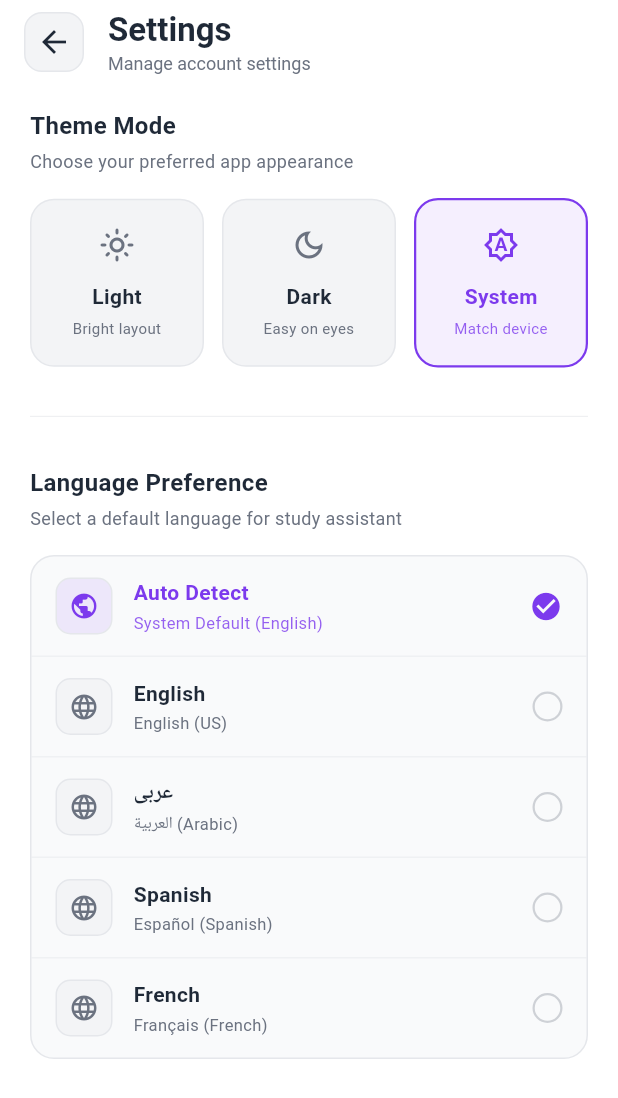
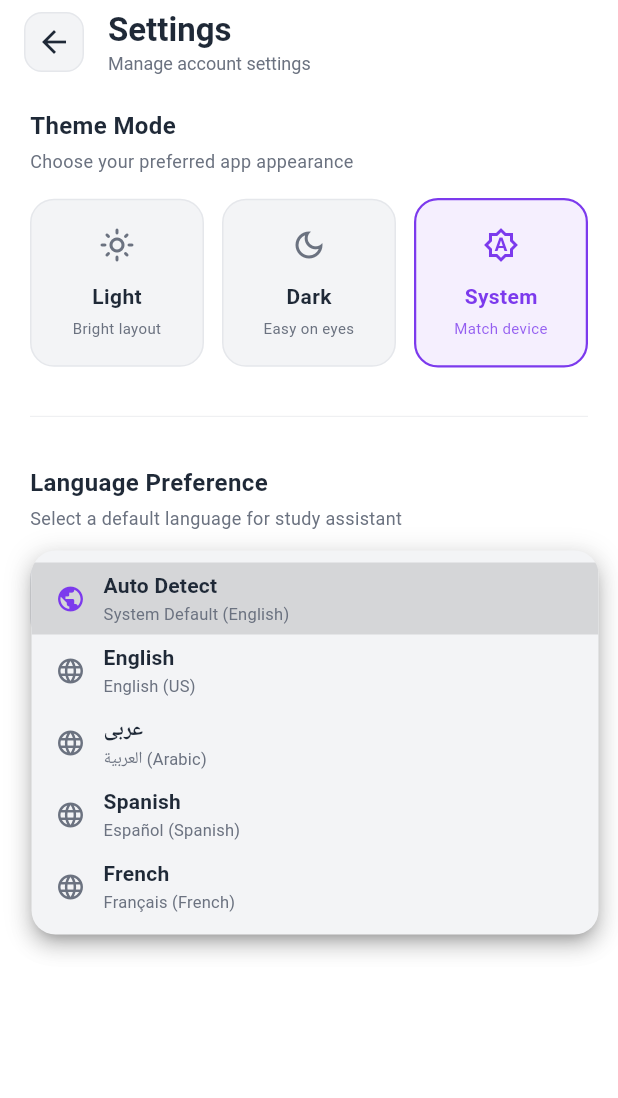
Before and after one commit to MdLimon123/Smart-Study-Ai, a Flutter app: the SettingsPage screen opened directly, after a tap on "Auto Detect", on a phone screen of 412 x 824 dp. Shown: the top 1098 px of the screen. Run offline on Flutter 3.47's test engine with Material 3 defaults, Android fonts, the phone set to English and light mode, and no system bars; our stand-ins replace cached_network_image, camera, file_picker, flutter_cache_manager, flutter_markdown, flutter_screenutil and 9 more; missing offline and left inert: camera_android, file_saver, flutter_markdown_latex, markdown; accounts and stored records are empty; network calls fail.

```diff
--- a/lib/views/screen/profile/twoFactorAuth/settings_page.dart
+++ b/lib/views/screen/profile/twoFactorAuth/settings_page.dart
@@ -1,7 +1,6 @@
 import 'package:flutter/material.dart';
 import 'package:flutter_extension/controller/localization_controller.dart';
 import 'package:flutter_extension/controller/theme_controller.dart';
-import 'package:flutter_extension/data/model/language_model.dart';
 import 'package:flutter_extension/util/app_constants.dart';
 import 'package:get/get.dart';
 
@@ -180,25 +179,98 @@ class SettingsPage extends StatelessWidget {
                 builder: (localizeController) {
                   final bool isAuto = localizeController.isAutoDetect;
                   final activeLocale = localizeController.locale;
+                  const activeColor = Color(0xFF7C3AED);
+
+                  // Build dropdown items: "Auto Detect" + all languages
+                  final List<DropdownMenuItem<String>> items = [
+                    DropdownMenuItem<String>(
+                      value: 'auto',
+                      child: Row(
+                        children: [
+                          Icon(Icons.public, size: 20, color: isAuto ? activeColor : subTextColor),
+                          const SizedBox(width: 12),
+                          Column(
+                            crossAxisAlignment: CrossAxisAlignment.start,
+                            mainAxisSize: MainAxisSize.min,
+                            children: [
+                              Text(
+                                "auto_detect".tr,
+                                style: TextStyle(
+                                  fontSize: 14,
+                                  fontWeight: FontWeight.w600,
+                                  color: textColor,
+                                ),
+                              ),
+                              Text(
+                                "${'system_default'.tr} (${_getSystemLanguageLabel()})",
+                                style: TextStyle(
+                                  fontSize: 11,
+                                  fontWeight: FontWeight.w400,
+                                  color: subTextColor,
+                                ),
+                              ),
+                            ],
+                          ),
+                        ],
+                      ),
+                    ),
+                    ...List.generate(localizeController.languages.length, (index) {
+                      final language = localizeController.languages[index];
+                      return DropdownMenuItem<String>(
+                        value: language.languageCode,
+                        child: Row(
+                          children: [
+                            Icon(Icons.language, size: 20, color: subTextColor),
+                            const SizedBox(width: 12),
+                            Column(
+                              crossAxisAlignment: CrossAxisAlignment.start,
+                              mainAxisSize: MainAxisSize.min,
+                              children: [
+                                Text(
+                                  language.languageName,
+                                  style: TextStyle(
+                                    fontSize: 14,
+                                    fontWeight: FontWeight.w600,
+                                    color: textColor,
+                                  ),
+                                ),
+                                Text(
+                                  _getLanguageNativeLabel(language.languageCode),
+                                  style: TextStyle(
+                                    fontSize: 11,
+                                    fontWeight: FontWeight.w400,
+                                    color: subTextColor,
+                                  ),
+                                ),
+                              ],
+                            ),
+                          ],
+                        ),
+                      );
+                    }),
+                  ];
+
+                  // Current selected value
+                  final String currentValue = isAuto ? 'auto' : activeLocale.languageCode;
 
                   return Container(
                     decoration: BoxDecoration(
                       borderRadius: BorderRadius.circular(16),
                       color: cardBgColor.withValues(alpha: 0.5),
-                      border: Border.all(
-                        color: borderColor,
-                      ),
+                      border: Border.all(color: borderColor),
                     ),
-                    child: Column(
-                      children: [
-                        // Auto Detect Row
-                        _buildLanguageRow(
-                          context: context,
-                          title: "auto_detect".tr,
-                          subtitle: "${'system_default'.tr} (${_getSystemLanguageLabel()})",
-                          icon: Icons.public,
-                          isSelected: isAuto,
-                          onTap: () {
+                    padding: const EdgeInsets.symmetric(horizontal: 16, vertical: 4),
+                    child: DropdownButtonHideUnderline(
+                      child: DropdownButton<String>(
+                        value: currentValue,
+                        isExpanded: true,
+                        icon: Icon(Icons.keyboard_arrow_down_rounded, color: subTextColor),
+                        dropdownColor: cardBgColor,
+                        borderRadius: BorderRadius.circular(16),
+                        items: items,
+                        onChanged: (value) {
+                          if (value == null) return;
+                          if (value == 'auto') {
                             localizeController.setLanguage(
                               Locale(
                                 AppConstants.languages[0].languageCode,
@@ -206,42 +278,17 @@ class SettingsPage extends StatelessWidget {
                               ),
                               autoDetect: true,
                             );
-                          },
-                        ),
-                        Divider(
-                          height: 1,
-                          color: borderColor.withValues(alpha: 0.5),
-                        ),
-                        // Manual languages
-                        ...List.generate(localizeController.languages.length, (index) {
-                          final LanguageModel language = localizeController.languages[index];
-                          final isSelected = !isAuto &&
-                              language.languageCode == activeLocale.languageCode;
-
-                          return Column(
-                            children: [
-                              _buildLanguageRow(
-                                context: context,
-                                title: language.languageName,
-                                subtitle: _getLanguageNativeLabel(language.languageCode),
-                                icon: Icons.language,
-                                isSelected: isSelected,
-                                onTap: () {
-                                  localizeController.setLanguage(
-                                    Locale(language.languageCode, language.countryCode),
-                                    autoDetect: false,
-                                  );
-                                },
-                              ),
-                              if (index < localizeController.languages.length - 1)
-                                Divider(
-                                  height: 1,
-                                  color: borderColor.withValues(alpha: 0.5),
-                                ),
-                            ],
-                          );
-                        }),
-                      ],
+                          } else {
+                            final lang = localizeController.languages.firstWhere(
+                              (l) => l.languageCode == value,
+                            );
+                            localizeController.setLanguage(
+                              Locale(lang.languageCode, lang.countryCode),
+                              autoDetect: false,
+                            );
+                          }
+                        },
+                      ),
                     ),
                   );
                 },
@@ -342,90 +389,4 @@ class SettingsPage extends StatelessWidget {
     );
   }
 
-  Widget _buildLanguageRow({
-    required BuildContext context,
-    required String title,
-    required String subtitle,
-    required IconData icon,
-    required bool isSelected,
-    required VoidCallback onTap,
-  }) {
-    const activeColor = Color(0xFF7C3AED); // Premium purple
-    final textColor = _getTextColor(context);
-    final subTextColor = _getSubTextColor(context);
-    final cardBgColor = _getCardBgColor(context);
-    final borderColor = _getBorderColor(context);
-
-    return InkWell(
-      onTap: onTap,
-      child: Padding(
-        padding: const EdgeInsets.symmetric(horizontal: 16, vertical: 14),
-        child: Row(
-          children: [
-            Container(
-              height: 38,
-              width: 38,
-              decoration: BoxDecoration(
-                borderRadius: BorderRadius.circular(10),
-                color: isSelected
-                    ? activeColor.withValues(alpha: 0.1)
-                    : cardBgColor,
-                border: Border.all(color: borderColor),
-              ),
-              child: Center(
-                child: Icon(
-                  icon,
-                  size: 20,
-                  color: isSelected ? activeColor : subTextColor,
-                ),
-              ),
-            ),
-            const SizedBox(width: 14),
-            Expanded(
-              child: Column(
-                crossAxisAlignment: CrossAxisAlignment.start,
-                children: [
-                  Text(
-                    title,
-                    style: TextStyle(
-                      fontSize: 14,
-                      fontWeight: FontWeight.w600,
-                      color: isSelected ? activeColor : textColor,
-                    ),
-                  ),
-                  const SizedBox(height: 2),
-                  Text(
-                    subtitle,
-                    style: TextStyle(
-                      fontSize: 11,
-                      fontWeight: FontWeight.w400,
-                      color: isSelected ? activeColor.withValues(alpha: 0.8) : subTextColor,
-                    ),
-                  ),
-                ],
-              ),
-            ),
-            if (isSelected)
-              const Icon(
-                Icons.check_circle,
-                color: activeColor,
-                size: 22,
-              )
-            else
-              Container(
-                height: 20,
-                width: 20,
-                decoration: BoxDecoration(
-                  shape: BoxShape.circle,
-                  border: Border.all(
-                    color: subTextColor.withValues(alpha: 0.3),
-                    width: 1.5,
-                  ),
-                ),
-              ),
-          ],
-        ),
-      ),
-    );
-  }
 }
--- a/pubspec.yaml
+++ b/pubspec.yaml
@@ -25,7 +25,9 @@ dependencies:
   # Camera2 implementation — avoids CameraX re-init / surface bugs when leaving & returning to scan.
   camera_android: ^0.10.10+16
   permission_handler: ^11.3.0
-  gpt_markdown: ^1.1.6
+  flutter_markdown: ^0.7.4
+  flutter_markdown_latex: ^0.3.4
+  markdown: ^7.3.0
   flutter_math_fork: ^0.7.4
   path_provider: ^2.1.5
   file_saver: ^0.3.1
```
Also changed, not shown: lib/views/screen/chat/ai_chat_screen.dart (+41 -31 lines), lib/views/screen/profile/parental/see_childer_activity.dart (+41 -7 lines), lib/views/screen/scan&solve/solutation_screen.dart (+45 -59 lines), pubspec.lock.
